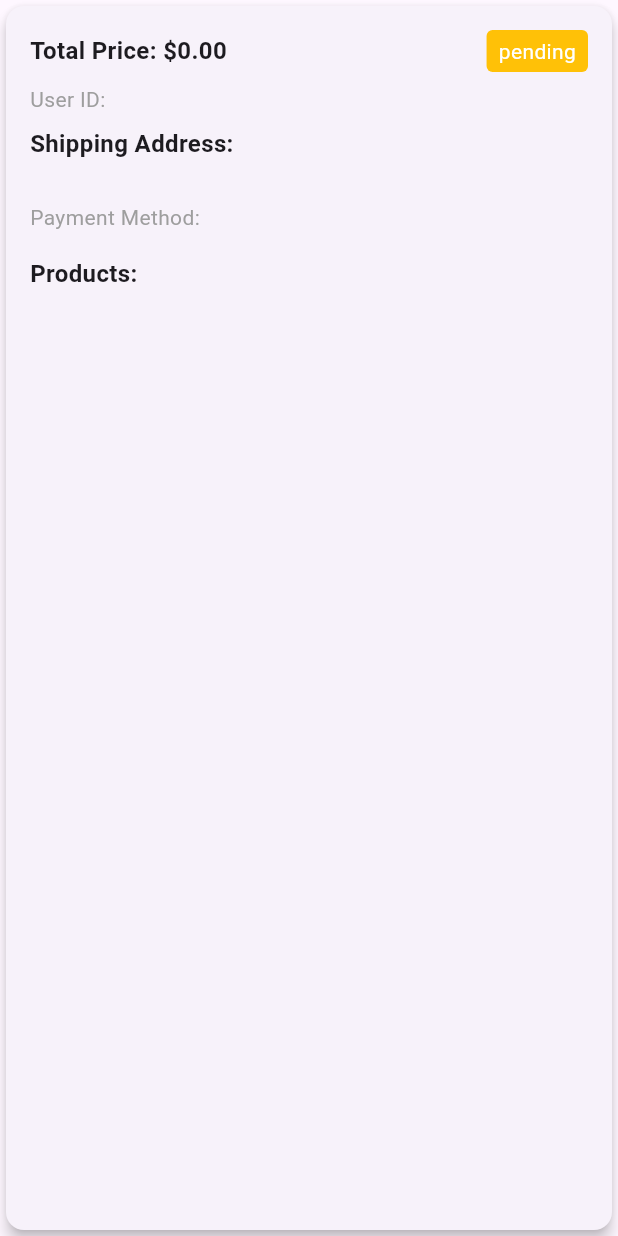
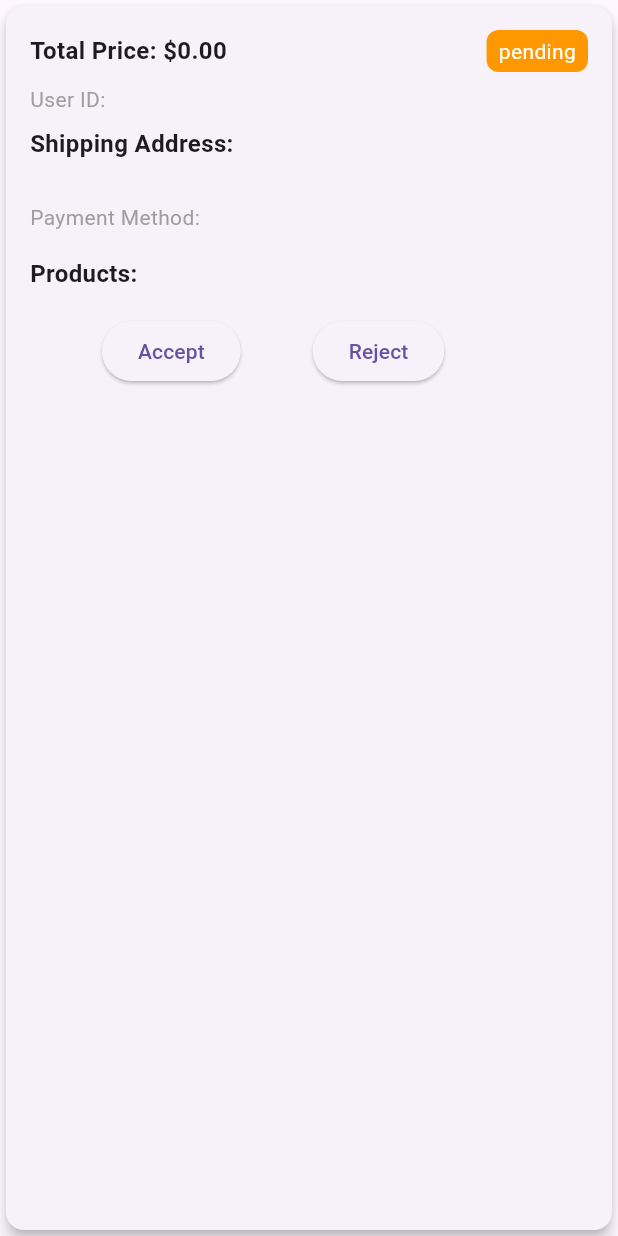
Before and after one commit to SalahYasser/fruits_hub_dashboard, a Flutter app: the OrderItem widget shown alone on an empty page, opened directly with empty values, on a phone screen of 412 x 824 dp. Run offline on Flutter 3.47's test engine with Material 3 defaults, Android fonts, the phone set to English and light mode, and no system bars; our stand-ins replace bloc, cloud_firestore, dartz, firebase_core, firebase_storage, flutter_bloc and 5 more; accounts and stored records are empty; network calls fail; statements that could not run were skipped.

Commit message:
add Testing orders

```diff
--- a/lib/features/orders/presentation/views/widgets/order_item.dart
+++ b/lib/features/orders/presentation/views/widgets/order_item.dart
@@ -3,6 +3,7 @@ import 'package:flutter/material.dart';
 import 'package:fruits_hub_dashboard/features/orders/domain/entities/data/order_entity.dart';
 
 import '../../../../../core/enums/order_enum.dart';
+import 'order_action_buttons.dart';
 
 class OrderItem extends StatelessWidget {
   final OrderEntity orderEntity;
@@ -31,24 +32,24 @@ class OrderItem extends StatelessWidget {
                 const Spacer(),
                 // Order Status
                 Container(
-                  padding: const EdgeInsets.symmetric(
-                    vertical: 4,
-                    horizontal: 8,
-                  ),
+                  padding:
+                  const EdgeInsets.symmetric(horizontal: 8, vertical: 4),
                   decoration: BoxDecoration(
-                    color:
-                        orderEntity.status == OrderStatusEnum.pending
-                            ? Colors.amber
+                    color: orderEntity.status == OrderStatusEnum.pending
+                        ? Colors.orange
                         : orderEntity.status == OrderStatusEnum.accepted
                         ? Colors.green
                         : orderEntity.status == OrderStatusEnum.delivered
                         ? Colors.blue
                         : Colors.red,
-                    borderRadius: BorderRadius.circular(4),
+                    borderRadius: BorderRadius.circular(8),
                   ),
                   child: Text(
                     orderEntity.status.name,
-                    style: const TextStyle(color: Colors.white, fontSize: 14),
+                    style: const TextStyle(
+                      fontSize: 14,
+                      color: Colors.white,
+                    ),
                   ),
                 ),
               ],
@@ -94,14 +95,12 @@ class OrderItem extends StatelessWidget {
                 return ListTile(
                   leading: CachedNetworkImage(
                     imageUrl: product.imageUrl,
-                    placeholder:
-                        (context, url) => SizedBox(
+                    placeholder: (context, url) => const SizedBox(
                         width: 24,
                         height: 24,
-                          child: const CircularProgressIndicator(),
-                        ),
-                    errorWidget:
-                        (context, url, error) => const Icon(Icons.error),
+                        child: CircularProgressIndicator()),
+                    errorWidget: (context, url, error) =>
+                    const Icon(Icons.error),
                   ),
                   title: Text(product.name),
                   subtitle: Text(
@@ -110,14 +109,14 @@ class OrderItem extends StatelessWidget {
                   trailing: Text(
                     '\$${(product.price * product.quantity).toStringAsFixed(2)}',
                     style: const TextStyle(
-                      fontWeight: FontWeight.bold,
-                      fontSize: 16,
-                      color: Colors.green,
-                    ),
+                        fontWeight: FontWeight.bold, color: Colors.green),
                   ),
                 );
               },
             ),
+
+            const SizedBox(height: 16),
+            OrderActionButtons(orderEntity: orderEntity),
           ],
         ),
       ),
```
Lines whose indentation alone changed are shown as unchanged.
